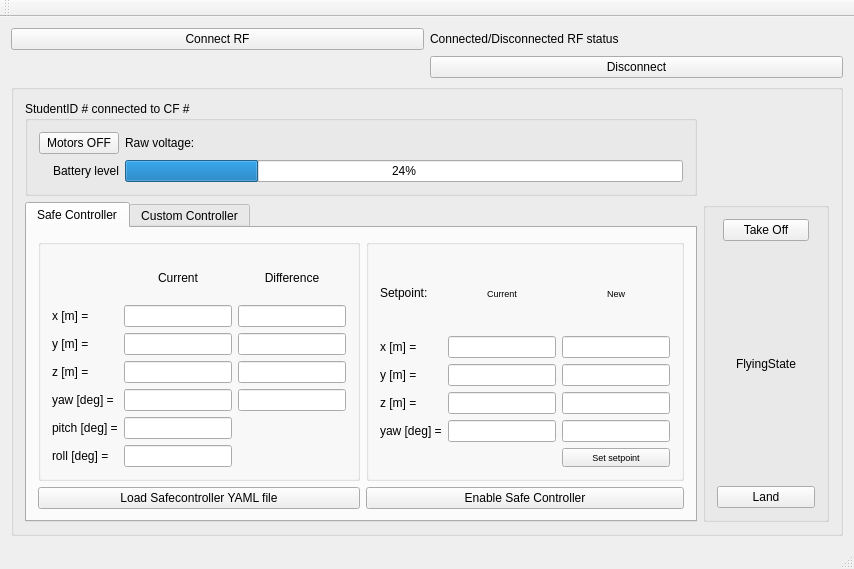
This is pps_ws/src/d_fall_pps/GUI_Qt/studentGUI/src/MainWindow.ui in alexdidier/rampc-quadrotor as Qt 5 draws it before an edit. The edited form follows.
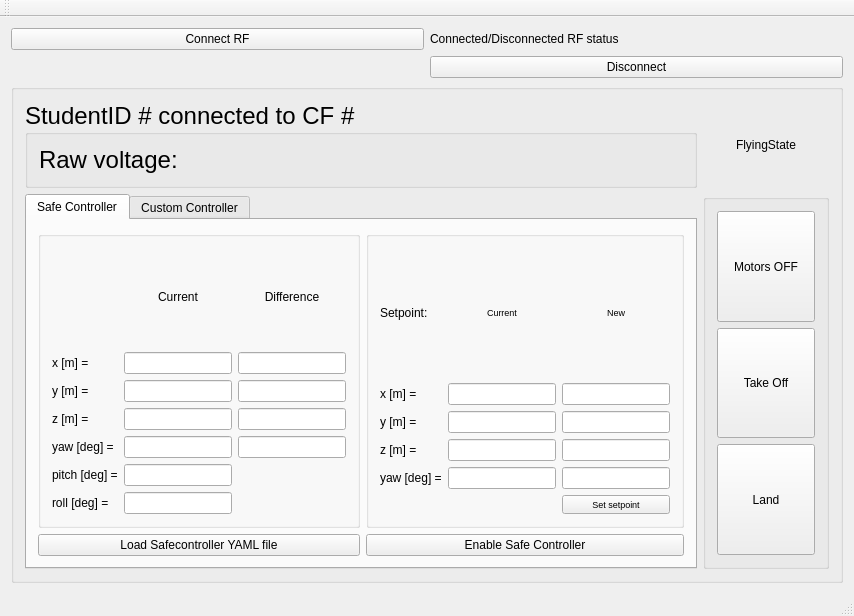
This is the edited form. The open tabs and pages were chosen to show the change.

Commit message: Added changes in student GUI and also custom controller

```diff
--- a/pps_ws/src/d_fall_pps/GUI_Qt/studentGUI/src/MainWindow.ui
+++ b/pps_ws/src/d_fall_pps/GUI_Qt/studentGUI/src/MainWindow.ui
@@ -7,7 +7,7 @@
     <x>0</x>
     <y>0</y>
     <width>854</width>
-    <height>569</height>
+    <height>616</height>
    </rect>
   </property>
   <property name="windowTitle">
@@ -42,7 +42,7 @@
        <string/>
       </property>
       <layout class="QGridLayout" name="gridLayout_10">
-       <item row="1" column="0">
+       <item row="2" column="0">
         <widget class="QTabWidget" name="tabWidget">
          <property name="currentIndex">
           <number>1</number>
@@ -625,85 +625,97 @@
          </widget>
         </widget>
        </item>
-       <item row="1" column="1">
+       <item row="2" column="1">
         <widget class="QGroupBox" name="groupBox_4">
          <property name="title">
           <string/>
          </property>
-         <layout class="QGridLayout" name="gridLayout_6">
-          <item row="1" column="1">
-           <widget class="QLabel" name="flying_state_label">
+         <layout class="QVBoxLayout" name="verticalLayout">
+          <item>
+           <widget class="QPushButton" name="motors_OFF_button">
             <property name="sizePolicy">
-             <sizepolicy hsizetype="MinimumExpanding" vsizetype="Preferred">
+             <sizepolicy hsizetype="Minimum" vsizetype="Expanding">
               <horstretch>0</horstretch>
               <verstretch>0</verstretch>
              </sizepolicy>
             </property>
             <property name="text">
-             <string>FlyingState</string>
+             <string>Motors OFF</string>
             </property>
-            <property name="alignment">
-             <set>Qt::AlignCenter</set>
-            </property>
            </widget>
           </item>
-          <item row="2" column="0" colspan="3">
-           <widget class="QPushButton" name="land_button">
-            <property name="text">
-             <string>Land</string>
-            </property>
-           </widget>
-          </item>
-          <item row="0" column="1">
+          <item>
            <widget class="QPushButton" name="take_off_button">
+            <property name="sizePolicy">
+             <sizepolicy hsizetype="Minimum" vsizetype="Expanding">
+              <horstretch>0</horstretch>
+              <verstretch>0</verstretch>
+             </sizepolicy>
+            </property>
             <property name="text">
              <string>Take Off</string>
             </property>
            </widget>
           </item>
+          <item>
+           <widget class="QPushButton" name="land_button">
+            <property name="sizePolicy">
+             <sizepolicy hsizetype="Minimum" vsizetype="Expanding">
+              <horstretch>0</horstretch>
+              <verstretch>0</verstretch>
+             </sizepolicy>
+            </property>
+            <property name="text">
+             <string>Land</string>
+            </property>
+           </widget>
+          </item>
          </layout>
         </widget>
        </item>
        <item row="0" column="0">
         <widget class="QGroupBox" name="groupBox">
+         <property name="font">
+          <font>
+           <pointsize>18</pointsize>
+          </font>
+         </property>
          <property name="title">
           <string>StudentID # connected to CF #</string>
          </property>
          <layout class="QGridLayout" name="gridLayout_2">
-          <item row="0" column="3">
+          <item row="0" column="2">
            <widget class="QLabel" name="raw_voltage">
+            <property name="font">
+             <font>
+              <pointsize>18</pointsize>
+              <italic>false</italic>
+             </font>
+            </property>
             <property name="text">
              <string>Raw voltage: </string>
             </property>
            </widget>
           </item>
-          <item row="2" column="3">
-           <widget class="QProgressBar" name="battery_bar">
-            <property name="value">
-             <number>24</number>
-            </property>
-           </widget>
-          </item>
-          <item row="0" column="1">
-           <widget class="QPushButton" name="motors_OFF_button">
-            <property name="text">
-             <string>Motors OFF</string>
-            </property>
-           </widget>
-          </item>
-          <item row="2" column="1">
-           <widget class="QLabel" name="label">
-            <property name="text">
-             <string>Battery level</string>
-            </property>
-            <property name="alignment">
-             <set>Qt::AlignRight|Qt::AlignTrailing|Qt::AlignVCenter</set>
-            </property>
-           </widget>
-          </item>
          </layout>
         </widget>
        </item>
+       <item row="0" column="1">
+        <widget class="QLabel" name="flying_state_label">
+         <property name="sizePolicy">
+          <sizepolicy hsizetype="MinimumExpanding" vsizetype="Preferred">
+           <horstretch>0</horstretch>
+           <verstretch>0</verstretch>
+          </sizepolicy>
+         </property>
+         <property name="text">
+          <string>FlyingState</string>
+         </property>
+         <property name="alignment">
+          <set>Qt::AlignCenter</set>
+         </property>
+        </widget>
+       </item>
       </layout>
      </widget>
     </item>
```
Left out of the diff: 4 changed lines with no effect on the pictures. The commit also changes 6 other files.
